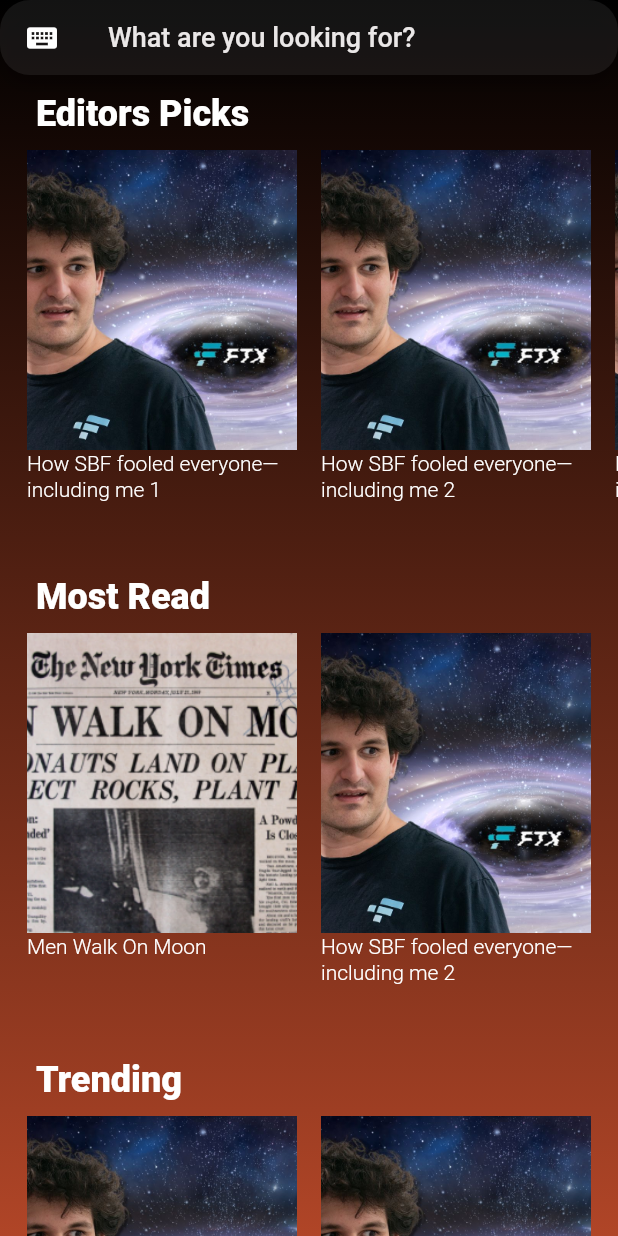
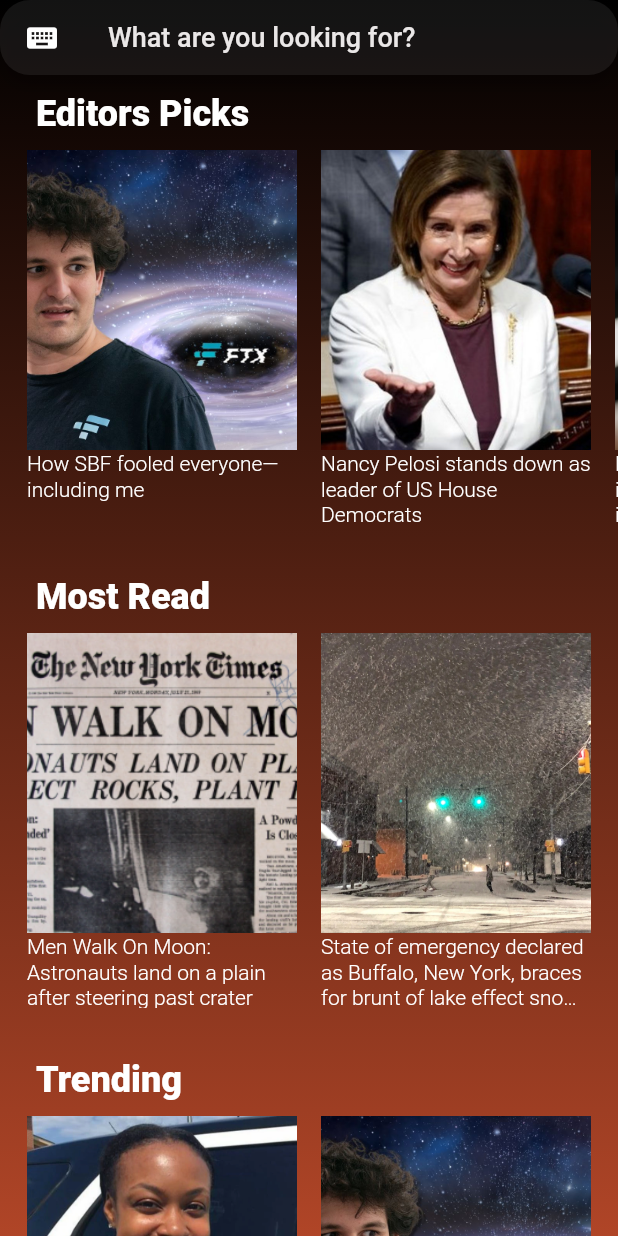
Before and after one commit to joeljulin/FireFlyer, a Flutter app: the Search screen opened directly, on a phone screen of 412 x 824 dp. Run offline on Flutter 3.47's test engine with Material 2 defaults, Android fonts, the phone set to English and light mode, and no system bars; our stand-ins replace google_fonts.

Commit message:
Added variety of articles

```diff
--- a/lib/assets.dart
+++ b/lib/assets.dart
@@ -6,4 +6,9 @@ class Assets {
   static const String resume = '${_images}resume.png';
   static const String logo = '${_images}logo.png';
   static const String image4 = '${_images}image4.png';
+  static const String pelosi = '${_images}pelosi.png';
+  static const String houseRep = '${_images}house_rep.png';
+  static const String stateOfEmergency = '${_images}state_of_emergency.png';
+  static const String offDuty = '${_images}off_duty.png';
+  static const String racialDisp = '${_images}racial_disparity.png';
 }
--- a/lib/data/data.dart
+++ b/lib/data/data.dart
@@ -2,7 +2,8 @@ import 'package:FireFlyer/models/models.dart';
 import 'package:FireFlyer/assets.dart';
 
 const Content recentHeader = Content(
-  title: 'This Is Not Ukraine’s Fault’: Tensions Ease Over Missile Strike in Poland',
+  title:
+      'This Is Not Ukraine’s Fault’: Tensions Ease Over Missile Strike in Poland',
   imageUrl: Assets.image4,
   articleUrl: 'Test',
   description: 'test',
@@ -14,46 +15,52 @@ const List<Content> previews = [
 
 const List<Content> editorsPicks = [
   Content(
-      title: 'How SBF fooled everyone—including me 1',
+      title: 'How SBF fooled everyone—including me',
       imageUrl: Assets.FTX,
       articleUrl: 'Test',
       description: 'Test'),
   Content(
-      title: 'How SBF fooled everyone—including me 2',
-      imageUrl: Assets.FTX,
+      title: 'Nancy Pelosi stands down as leader of US House Democrats',
+      imageUrl: Assets.pelosi,
       articleUrl: 'Test',
       description: 'Test'),
   Content(
-      title: 'How SBF fooled everyone—including me 1',
-      imageUrl: Assets.FTX,
+      title:
+          'House Republicans plan investigations and possible impeachments with new majority',
+      imageUrl: Assets.houseRep,
       articleUrl: 'Test',
       description: 'Test'),
   Content(
-      title: 'How SBF fooled everyone—including me 2',
-      imageUrl: Assets.FTX,
+      title:
+          'State of emergency declared as Buffalo, New York, braces for brunt of lake effect snow storm',
+      imageUrl: Assets.stateOfEmergency,
       articleUrl: 'Test',
       description: 'Test'),
   Content(
-      title: 'How SBF fooled everyone—including me 1',
-      imageUrl: Assets.FTX,
+      title:
+          'Off-duty New York police officer fatally shoots a woman and wounds another before dying by suicide',
+      imageUrl: Assets.offDuty,
       articleUrl: 'Test',
       description: 'Test'),
   Content(
-      title: 'How SBF fooled everyone—including me 2',
-      imageUrl: Assets.FTX,
+      title:
+          'Racial disparities in fertility care have persisted for years. Here’s why.',
+      imageUrl: Assets.racialDisp,
       articleUrl: 'Test',
       description: 'Test'),
 ];
 
 const List<Content> mostRead = [
   Content(
-      title: 'Men Walk On Moon',
+      title:
+          'Men Walk On Moon: Astronauts land on a plain after steering past crater',
       imageUrl: Assets.moon,
       articleUrl: 'Test',
       description: 'Test'),
   Content(
-      title: 'How SBF fooled everyone—including me 2',
-      imageUrl: Assets.FTX,
+      title:
+          'State of emergency declared as Buffalo, New York, braces for brunt of lake effect snow storm',
+      imageUrl: Assets.stateOfEmergency,
       articleUrl: 'Test',
       description: 'Test'),
 ];
@@ -68,12 +75,13 @@ const List<Content> resumeReading = [
 
 const List<Content> trending = [
   Content(
-      title: 'How SBF fooled everyone—including me 1',
-      imageUrl: Assets.FTX,
+      title:
+          'Off-duty New York police officer fatally shoots a woman and wounds another before dying by suicide',
+      imageUrl: Assets.offDuty,
       articleUrl: 'Test',
       description: 'Test'),
   Content(
-      title: 'How SBF fooled everyone—including me 2',
+      title: 'How SBF fooled everyone—including me',
       imageUrl: Assets.FTX,
       articleUrl: 'Test',
       description: 'Test'),
@@ -81,13 +89,14 @@ const List<Content> trending = [
 
 const List<Content> favorites = [
   Content(
-      title: 'How SBF fooled everyone—including me 1',
+      title: 'How SBF fooled everyone—including me',
       imageUrl: Assets.FTX,
       articleUrl: 'Test',
       description: 'Test'),
   Content(
-      title: 'How SBF fooled everyone—including me 2',
-      imageUrl: Assets.FTX,
+      title:
+          'State of emergency declared as Buffalo, New York, braces for brunt of lake effect snow storm',
+      imageUrl: Assets.stateOfEmergency,
       articleUrl: 'Test',
       description: 'Test'),
 ];
```
Also changed, not shown: pubspec.yaml (+6 -5 lines), assets/images/house_rep.png (added), assets/images/off_duty.png (added), assets/images/pelosi.png (added), assets/images/racial_disparity.png (added), assets/images/state_of_emergency.png (added), pubspec.lock, 11 other files.
